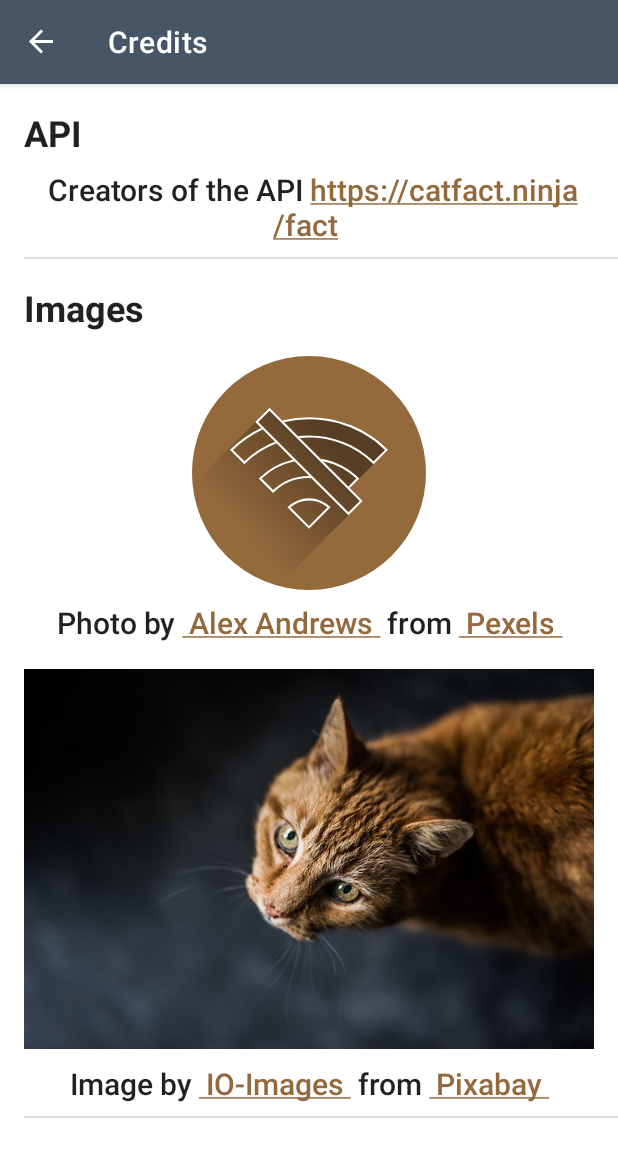
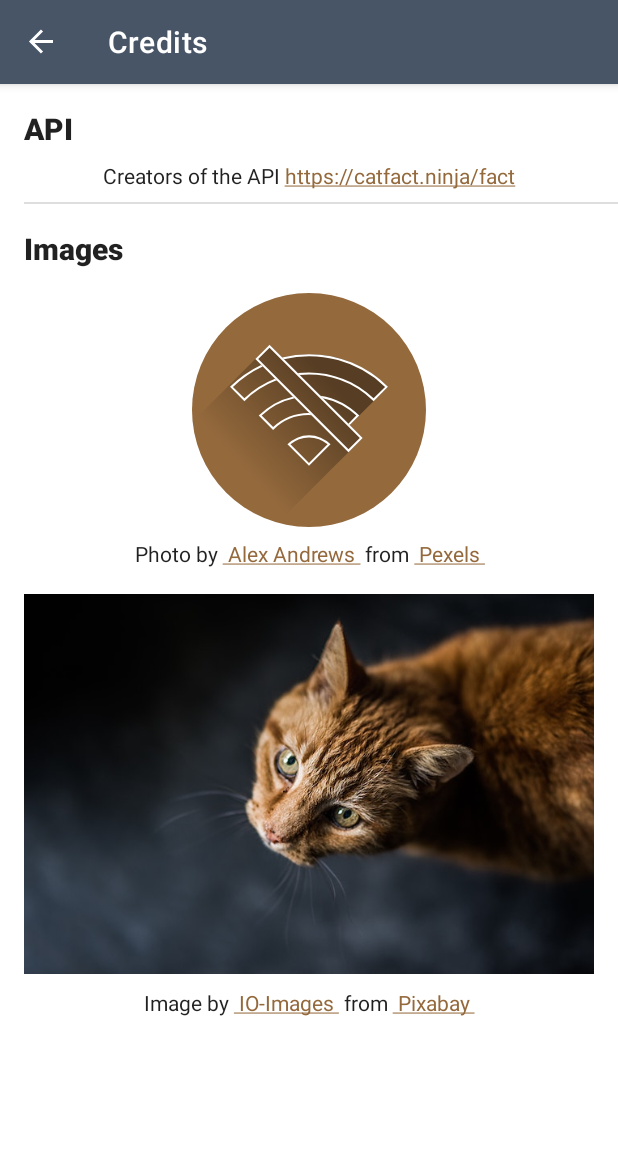
Before and after one commit to Abhimanyu14/cat-fact, an Android app: the CreditsFragment screen opened through its navigation route, on a phone screen of 412 x 824 dp. Shown: the top 1157 px of the screen. Run offline under Robolectric (Android 15) with nearby library versions, the phone set to English and light mode, and no system bars; our stand-ins replace data binding, navigation-ui, paging; pictures from the network do not load.

Commit message:
[FEAT] Minor UI changes

```diff
--- a/codebase/android/app/src/main/java/com/makeappssimple/abhimanyu/catfact/android/ui/home/HomeFragment.kt
+++ b/codebase/android/app/src/main/java/com/makeappssimple/abhimanyu/catfact/android/ui/home/HomeFragment.kt
@@ -47,7 +47,7 @@ class HomeFragment : Fragment() {
     override fun onViewCreated(view: View, savedInstanceState: Bundle?) {
         super.onViewCreated(view, savedInstanceState)
         context?.let { context ->
-            ConnectivityLiveData(context).observe(viewLifecycleOwner, { networkState ->
+            ConnectivityLiveData(context).observe(viewLifecycleOwner) { networkState ->
                 if (networkState == NetworkState.CONNECTED) {
                     binding.fragmentHomeImageviewNoInternet.visibility = View.GONE
                     binding.fragmentHomeTextviewNoInternet.visibility = View.GONE
@@ -59,7 +59,7 @@ class HomeFragment : Fragment() {
                     binding.fragmentHomeTextviewNoInternet.visibility = View.VISIBLE
                 }
                 initialConnectivityCheckCompleted = true
-            })
+            }
         }
     }
 
--- a/codebase/android/app/src/main/res/layout/fragment_about.xml
+++ b/codebase/android/app/src/main/res/layout/fragment_about.xml
@@ -19,7 +19,7 @@
             android:layout_height="wrap_content"
             android:padding="16dp"
             android:text="@string/fragment_about_info"
-            android:textAppearance="@style/TextAppearance.AppCompat.Title"
+            android:textAppearance="@style/TextAppearance.AppCompat.Body1"
             app:layout_constraintEnd_toEndOf="parent"
             app:layout_constraintStart_toStartOf="parent"
             app:layout_constraintTop_toTopOf="parent" />
--- a/codebase/android/app/src/main/res/layout/fragment_credits.xml
+++ b/codebase/android/app/src/main/res/layout/fragment_credits.xml
@@ -26,7 +26,7 @@
                 android:paddingHorizontal="16dp"
                 android:paddingTop="16dp"
                 android:text="@string/fragment_credits_heading_api"
-                android:textAppearance="@style/TextAppearance.AppCompat.Headline"
+                android:textAppearance="@style/TextAppearance.AppCompat.Title"
                 android:textStyle="bold" />
 
             <com.google.android.material.textview.MaterialTextView
@@ -37,7 +37,7 @@
                 android:paddingVertical="8dp"
                 android:text="@string/fragment_credits_api"
                 android:textAlignment="center"
-                android:textAppearance="@style/TextAppearance.AppCompat.Title" />
+                android:textAppearance="@style/TextAppearance.AppCompat.Body1" />
 
             <View
                 android:layout_width="match_parent"
@@ -52,7 +52,7 @@
                 android:paddingHorizontal="16dp"
                 android:paddingTop="16dp"
                 android:text="@string/fragment_credits_heading_images"
-                android:textAppearance="@style/TextAppearance.AppCompat.Headline"
+                android:textAppearance="@style/TextAppearance.AppCompat.Title"
                 android:textStyle="bold" />
 
             <androidx.appcompat.widget.AppCompatImageView
@@ -74,7 +74,7 @@
                 android:paddingTop="8dp"
                 android:text="@string/fragment_credits_app_logo"
                 android:textAlignment="center"
-                android:textAppearance="@style/TextAppearance.AppCompat.Title" />
+                android:textAppearance="@style/TextAppearance.AppCompat.Body1" />
 
             <androidx.appcompat.widget.AppCompatImageView
                 android:id="@+id/fragment_credits_imageview_no_internet"
@@ -95,13 +95,7 @@
                 android:paddingVertical="8dp"
                 android:text="@string/fragment_credits_no_internet_connection"
                 android:textAlignment="center"
-                android:textAppearance="@style/TextAppearance.AppCompat.Title" />
-
-            <View
-                android:layout_width="match_parent"
-                android:layout_height="1dp"
-                android:layout_marginStart="16dp"
-                android:background="@color/lightGrey" />
+                android:textAppearance="@style/TextAppearance.AppCompat.Body1" />
 
         </LinearLayout>
 
--- a/codebase/android/app/src/main/res/layout/fragment_settings.xml
+++ b/codebase/android/app/src/main/res/layout/fragment_settings.xml
@@ -31,7 +31,7 @@
                 android:focusable="true"
                 android:padding="16dp"
                 android:text="@string/fragment_settings_about"
-                android:textAppearance="@style/TextAppearance.AppCompat.Title" />
+                android:textAppearance="@style/TextAppearance.AppCompat.Body1" />
 
             <View
                 android:layout_width="match_parent"
@@ -48,7 +48,7 @@
                 android:focusable="true"
                 android:padding="16dp"
                 android:text="@string/fragment_settings_credits"
-                android:textAppearance="@style/TextAppearance.AppCompat.Title" />
+                android:textAppearance="@style/TextAppearance.AppCompat.Body1" />
 
             <View
                 android:layout_width="match_parent"
@@ -65,7 +65,7 @@
                 android:focusable="true"
                 android:padding="16dp"
                 android:text="@string/fragment_settings_licenses"
-                android:textAppearance="@style/TextAppearance.AppCompat.Title" />
+                android:textAppearance="@style/TextAppearance.AppCompat.Body1" />
 
             <View
                 android:layout_width="match_parent"
--- a/codebase/android/app/src/main/res/layout/recyclerview_item_layout.xml
+++ b/codebase/android/app/src/main/res/layout/recyclerview_item_layout.xml
@@ -16,8 +16,9 @@
             android:id="@+id/recyclerview_item_layout_textview_fact"
             android:layout_width="0dp"
             android:layout_height="wrap_content"
-            android:padding="16dp"
-            android:textAppearance="@style/TextAppearance.AppCompat.Title"
+            android:paddingHorizontal="16dp"
+            android:paddingVertical="8dp"
+            android:textAppearance="@style/TextAppearance.AppCompat.Body1"
             app:layout_constraintEnd_toEndOf="parent"
             app:layout_constraintStart_toStartOf="parent"
             app:layout_constraintTop_toTopOf="parent"
```
Also changed, not shown: 2 other files.
